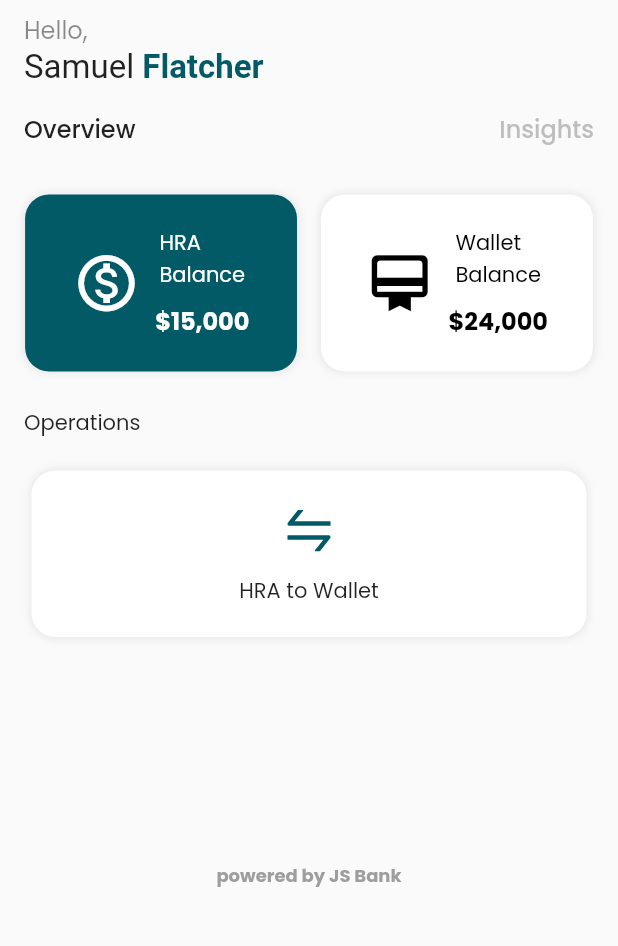
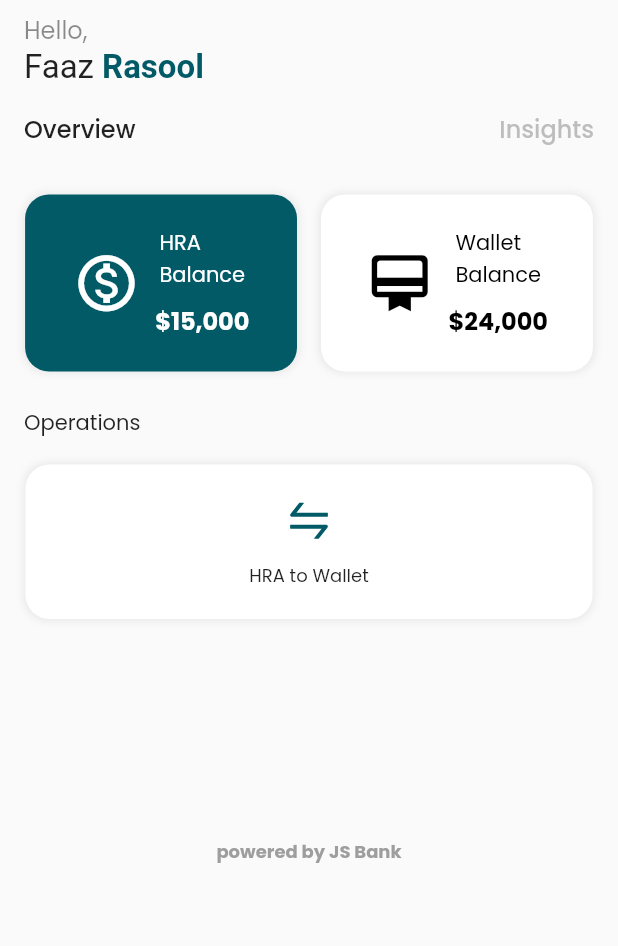
Before and after one commit to FaazAbidi/gharpay, a Flutter app: the MBHomeScreen screen opened directly, on a phone screen of 412 x 824 dp, the part 107-1053 px from its top. Run offline on Flutter 3.47's test engine with Material 2 defaults, Android fonts, the phone set to English and light mode, and no system bars; our stand-ins replace country_code_picker, fl_chart, flutter_svg, flutter_vector_icons, google_maps_flutter, nb_utils and 4 more; statements that could not run were skipped.

Commit message:
DashBoard Changes

```diff
--- a/lib/screens/MBHomeScreen.dart
+++ b/lib/screens/MBHomeScreen.dart
@@ -183,17 +183,17 @@ class MBHomeScreenState extends State<MBHomeScreen> {
                         }
                         // BudgetDetails data = operationsList1[index];
                         return Container(
-                          width: HRAselected? context.width() * 1 : context.width() * 0.26,
-                          margin: EdgeInsets.all(5),
+                          width: HRAselected? context.width() * 1 : context.width() * 0.28,
+                          margin: EdgeInsets.all(1),
                           padding: EdgeInsets.only(top: 20, bottom: 20),
                           decoration: boxDecorationWithRoundedCorners(borderRadius: BorderRadius.all(Radius.circular(16)),boxShadow: defaultBoxShadow(), backgroundColor: appStore.cardColor),
                           child: Column(
                             mainAxisAlignment: MainAxisAlignment.center,
                             children: [
-                              Icon(data.icon, size: 40, color: appPrimaryColor),
+                              Icon(data.icon, size: 35, color: appPrimaryColor),
                               10.height,
                               20.width,
-                              Text(data.budgetType, textAlign: TextAlign.center),
+                              Text(data.budgetType, textAlign: TextAlign.center, style: TextStyle(fontSize: 12.0)),
                             ],
                           ),
                         ).onTap(() {
--- a/lib/utils/MBConts.dart
+++ b/lib/utils/MBConts.dart
@@ -29,8 +29,8 @@ const MBTab2Text = "Cards";
 const MBTab3Text = "Setting";
 const MBTab4Text = "Profile";
 const MBHelloText = "Hello,";
-const MBNameText = "Samuel ";
-const MBLastNameText = "Flatcher";
+const MBNameText = "Faaz ";
+const MBLastNameText = "Rasool";
 const MBOverViewText = "Overview";
 const MBInSightText = "Insights";
 const MBOperationText = "Operations";
```
